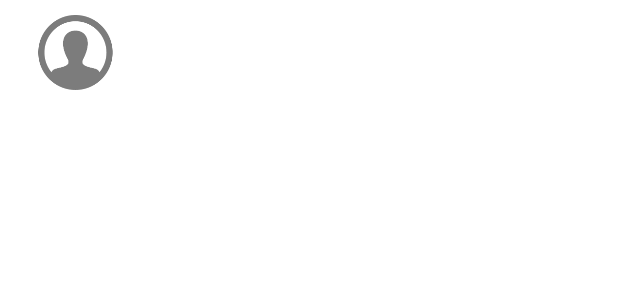
After one commit to elvis902/Easy-Exchange-App, an Android app: the layout chat_record_layout.xml on its own in the app's theme, with its tools: preview values and no code run, on a phone screen of 412 x 824 dp. The commit adds this screen. Shown: the top 300 px of the screen. Run offline under Robolectric (Android 15) with nearby library versions, the phone set to English and light mode, and no system bars.

Commit message:
Implemented Chat Fragment

```diff
--- a/app/src/main/java/com/example/easyexchangeapp/Activity/MainActivity.java
+++ b/app/src/main/java/com/example/easyexchangeapp/Activity/MainActivity.java
@@ -8,10 +8,9 @@ import android.view.MenuItem;
 import androidx.appcompat.app.AppCompatActivity;
 import androidx.fragment.app.Fragment;
 
-import com.example.easyexchangeapp.Activity.AddProduct;
 import com.example.easyexchangeapp.Fragments.FavouriteFragment;
 import com.example.easyexchangeapp.Fragments.HomeFragment;
-import com.example.easyexchangeapp.Fragments.OrderFragment;
+import com.example.easyexchangeapp.Fragments.ChatFragment;
 import com.example.easyexchangeapp.Fragments.ProfileFragment;
 import com.example.easyexchangeapp.R;
 import com.google.android.material.bottomnavigation.BottomNavigationView;
@@ -73,7 +72,7 @@ public class MainActivity extends AppCompatActivity implements BottomNavigationV
                 fragment = new FavouriteFragment();
                 break;
             case R.id.nav_orders:
-                fragment = new OrderFragment();
+                fragment = new ChatFragment();
                 break;
             case R.id.nav_profile:
                 fragment = new ProfileFragment();
--- a/app/src/main/res/layout/activity_add_product.xml
+++ b/app/src/main/res/layout/activity_add_product.xml
@@ -79,7 +79,6 @@
                         android:contentDescription="@string/todo"
                         android:elevation="30dp"
                         android:padding="10dp"
-                        android:src="@drawable/school_bag"
                         app:layout_constraintBottom_toBottomOf="parent"
                         app:layout_constraintEnd_toEndOf="parent"
                         app:layout_constraintHorizontal_bias="1.0"
--- /dev/null
+++ b/app/src/main/res/layout/chat_record_layout.xml
@@ -0,0 +1,25 @@
+<?xml version="1.0" encoding="utf-8"?>
+<LinearLayout xmlns:android="http://schemas.android.com/apk/res/android"
+    xmlns:app="http://schemas.android.com/apk/res-auto"
+    android:layout_width="match_parent"
+    android:layout_height="wrap_content"
+    android:padding="10dp">
+
+    <ImageView
+        android:id="@+id/chatRecord_profImg"
+        android:layout_width="50dp"
+        android:layout_height="50dp"
+        android:layout_weight="0.5"
+        app:srcCompat="@drawable/man_signup" />
+
+    <TextView
+        android:id="@+id/chatRecord_Name"
+        android:layout_width="wrap_content"
+        android:layout_height="wrap_content"
+        android:layout_weight="5"
+        android:gravity="center"
+        android:textAlignment="center"
+        android:textColor="#000000"
+        android:textSize="24sp"
+        android:textStyle="bold|italic" />
+</LinearLayout>
```
Also changed, not shown: app/src/main/java/com/example/easyexchangeapp/Activity/ProductDetails.java (+6 -6 lines), app/src/main/java/com/example/easyexchangeapp/Adapters/MyConversations.java (added, +99 -0 lines), app/src/main/java/com/example/easyexchangeapp/Fragments/ChatFragment.java (added, +126 -0 lines), app/src/main/java/com/example/easyexchangeapp/Fragments/OrderFragment.java (deleted, +0 -66 lines), app/src/main/java/com/example/easyexchangeapp/Models/MyChatRecord.java (added, +37 -0 lines), app/src/main/res/layout/fragment_chat.xml (renamed from app/src/main/res/layout/fragment_order.xml, +4 -6 lines).
